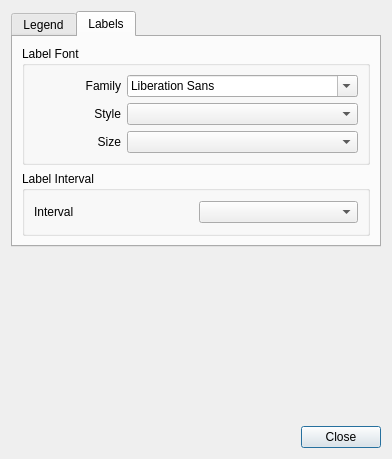
Qt form sconcho/gui/ui/preferencesDialog.ui (haskelladdict/sconcho) before a commit.
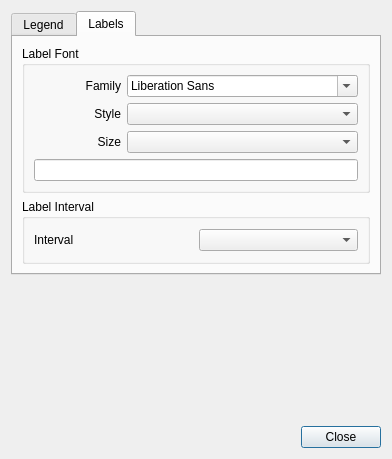
The same form after that commit. The open tabs and pages were chosen to show the change.

Commit message:
preferenceDialog now changes label and legend fonts.
Also, I think I finally fixed the issue with delete
and insert columns/rows getting confused and doing
multiples. Since the dialog is persistent the
connections were not set up at initial setup only
but each time the dialog was opened which probably
confused things quite a bit. Let's hope that this
was it.

What changed in the file:
```diff
--- a/sconcho/gui/ui/preferencesDialog.ui
+++ b/sconcho/gui/ui/preferencesDialog.ui
@@ -101,7 +101,7 @@
          <property name="title">
           <string>Label Font</string>
          </property>
-         <layout class="QHBoxLayout" name="horizontalLayout_2">
+         <layout class="QVBoxLayout" name="verticalLayout_5">
           <item>
            <layout class="QGridLayout" name="gridLayout_3">
             <item row="0" column="0">
@@ -145,6 +145,9 @@
             </item>
            </layout>
           </item>
+          <item>
+           <widget class="QLineEdit" name="labelExampleText"/>
+          </item>
          </layout>
         </widget>
        </item>
```
Left out of the diff: 7 changed lines with no effect on the pictures. The commit also changes 13 other files.
